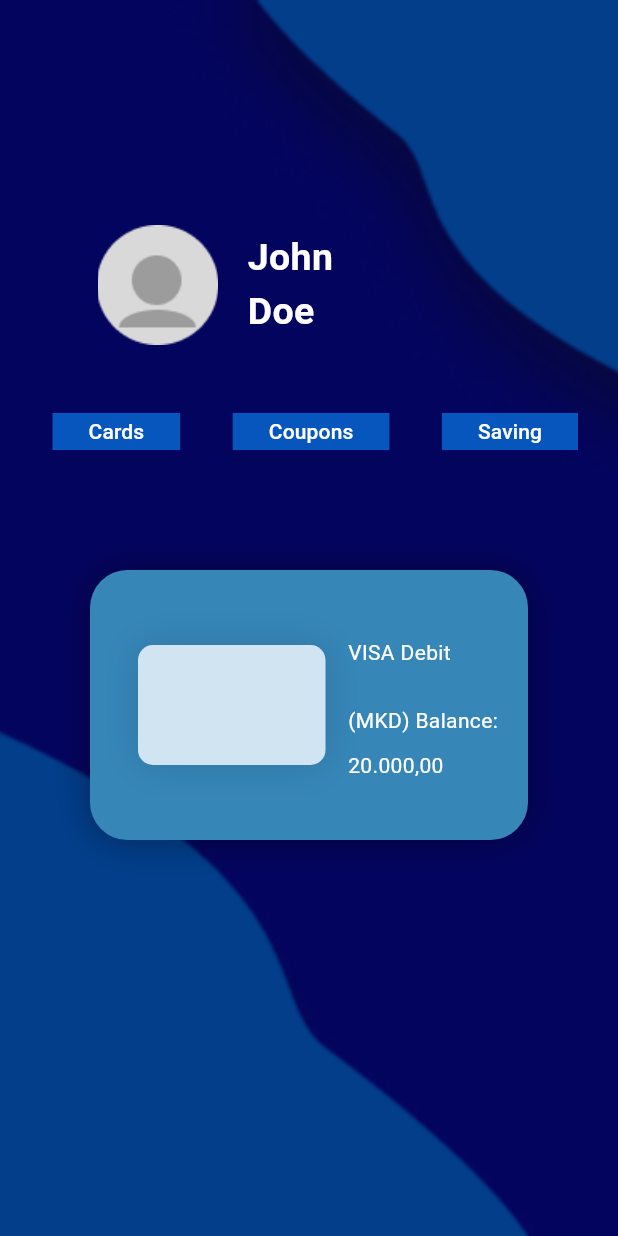
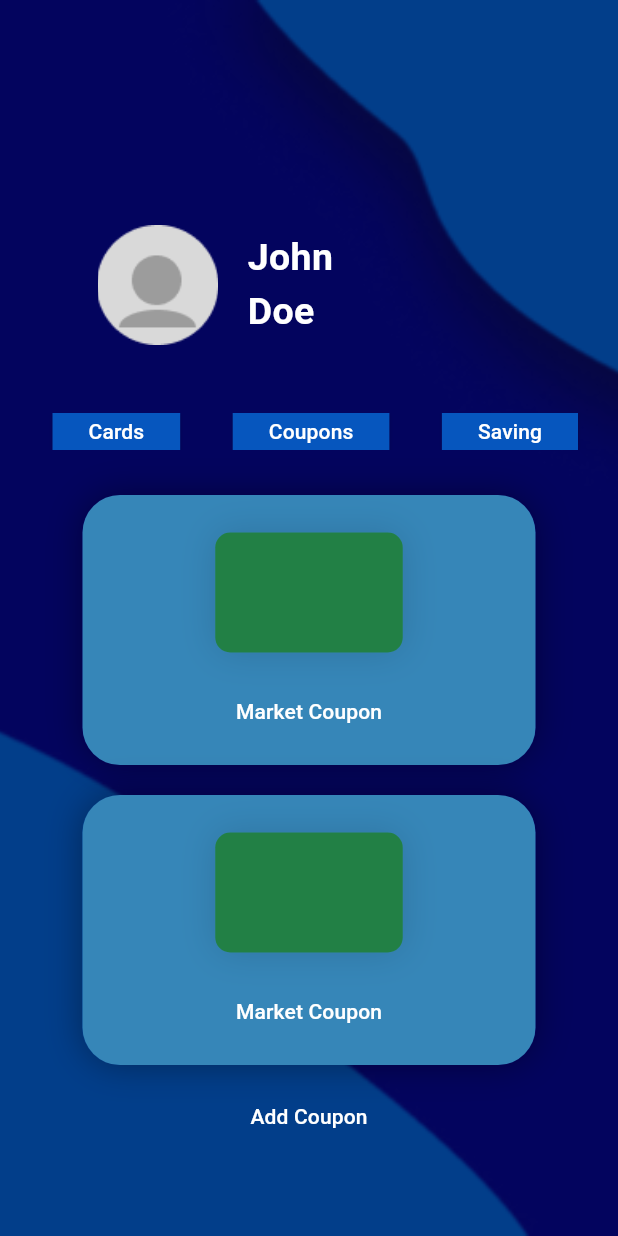
Before and after one commit to jovanoski05/banking4students, a Flutter app: the Main screen opened directly, after a tap on "Coupons", on a phone screen of 412 x 824 dp. Run offline on Flutter 3.47's test engine with Material 3 defaults, Android fonts, the phone set to English and light mode, and no system bars.

Commit message:
Design all coupons page, create page for individual coupon (to be designed)

```diff
--- a/flutter-application/banking4students/lib/main.dart
+++ b/flutter-application/banking4students/lib/main.dart
@@ -414,56 +414,11 @@ class Main extends StatelessWidget {
               children: [
                 SizedBox(height: 150,),
                 Center(),
-
-
-                Padding(
-                  padding: EdgeInsets.symmetric(horizontal: 65.0),
-                  child: Row(children: [
-                    SizedBox(
-                      width: 80,
-                      height: 80,
-                      child: DecoratedBox(
-                      decoration: BoxDecoration(
-                        image: DecorationImage(image: AssetImage("assets/images/profile_pic.png"), fit: BoxFit.cover),
-                      ),
-                    ),
-                    ),
-
-                    SizedBox(width: 20,),
-
-                    Text('John \nDoe', style: TextStyle(
-                      fontWeight: FontWeight.bold,
-                      fontSize: 25.0,
-                    ),),
-
-                  ],),
-
-
-                ),
+                Header(),
 
                 SizedBox(height: 25,),
 
-                Container(
-                  margin: EdgeInsets.symmetric(vertical: 20),
-                  height: 25,
-                  child: ListView(
-                    // This next line does the trick.
-                    scrollDirection: Axis.horizontal,
-                    children: <Widget>[
-                      SizedBox(width: 35,),
-                      ElevatedButton(onPressed: () {}, style: ElevatedButton.styleFrom(shape: RoundedRectangleBorder(borderRadius: BorderRadius.zero), foregroundColor: Colors.white, backgroundColor: Color.fromRGBO(6, 86, 190, 1)), child: Text('Cards'),),
-                      SizedBox(width: 35,),
-                      ElevatedButton(onPressed: () {},  style: ElevatedButton.styleFrom(shape: RoundedRectangleBorder(borderRadius: BorderRadius.zero), foregroundColor: Colors.white, backgroundColor: Color.fromRGBO(6, 86, 190, 1)), child: Text('Coupons'),),
-                      SizedBox(width: 35,),
-                      ElevatedButton(onPressed: () {}, style: ElevatedButton.styleFrom(shape: RoundedRectangleBorder(borderRadius: BorderRadius.zero), foregroundColor: Colors.white, backgroundColor: Color.fromRGBO(6, 86, 190, 1)), child: Text('Saving'),),
-                      SizedBox(width: 35,),
-                      ElevatedButton(onPressed: () {},  style: ElevatedButton.styleFrom(shape: RoundedRectangleBorder(borderRadius: BorderRadius.zero), foregroundColor: Colors.white, backgroundColor: Color.fromRGBO(6, 86, 190, 1)), child: Text('Investments'),),
-                      SizedBox(width: 35,),
-                      ElevatedButton(onPressed: () {}, style: ElevatedButton.styleFrom(shape: RoundedRectangleBorder(borderRadius: BorderRadius.zero), foregroundColor: Colors.white, backgroundColor: Color.fromRGBO(6, 86, 190, 1)), child: Text('Converter'),),
-                      SizedBox(width: 35,),
-                    ],
-                  ),
-                ),
+                Menu(),
 
                 Center(
                   child: Padding(padding: EdgeInsets.all(60.0),
@@ -516,3 +471,206 @@ class Main extends StatelessWidget {
     );
   }
 }
+
+// Coupons
+
+class Coupons extends StatelessWidget {
+  const Coupons({super.key});
+
+  @override
+  Widget build(BuildContext context) {
+    return Scaffold(
+
+
+      backgroundColor: Color.fromARGB(255, 0, 149, 199),
+
+        body: DecoratedBox(
+            decoration: BoxDecoration(
+              image: DecorationImage(image: AssetImage("assets/images/main.png"), fit: BoxFit.cover),
+            ),
+
+            child: ListView(
+
+              children: [
+                SizedBox(height: 150,),
+                Center(),
+
+
+                Header(),
+
+                SizedBox(height: 25,),
+
+                Menu(),
+
+                Coupon(),
+                Coupon(),
+                Padding(
+                  padding: EdgeInsets.symmetric(horizontal: 50),
+                  child: TextButton(
+                        onPressed: () {},
+                        child: Text("Add Coupon", style: TextStyle(color: Colors.white),),
+                      ),
+                ),
+
+
+              ],
+            ),
+        ),
+    );
+  }
+}
+
+class ViewCoupon extends StatelessWidget {
+  const ViewCoupon({super.key});
+
+  @override
+  Widget build(BuildContext context) {
+    return Scaffold(
+
+
+      backgroundColor: Color.fromARGB(255, 0, 149, 199),
+
+      appBar: AppBar(
+        title: Text("Coupon"),
+        backgroundColor: const Color.fromARGB(255, 0, 149, 199),
+        centerTitle: true,
+        titleTextStyle: TextStyle(
+          fontWeight: FontWeight.bold,
+          fontSize: 25.0
+        ),
+      ),
+
+        body: DecoratedBox(
+            decoration: BoxDecoration(
+              image: DecorationImage(image: AssetImage("assets/images/main.png"), fit: BoxFit.cover),
+            ),
+
+            child: ListView(
+
+              children: [
+
+              ],
+            ),
+        ),
+    );
+  }
+}
+
+
+//Components
+class Header extends StatelessWidget {
+  const Header({super.key});
+
+  @override
+  Widget build(BuildContext context) {
+    return Padding(
+            padding: EdgeInsets.symmetric(horizontal: 65.0),
+            child: Row(children: [
+              SizedBox(
+                width: 80,
+                height: 80,
+                child: DecoratedBox(
+                decoration: BoxDecoration(
+                  image: DecorationImage(image: AssetImage("assets/images/profile_pic.png"), fit: BoxFit.cover),
+                ),
+              ),
+              ),
+
+              SizedBox(width: 20,),
+
+              Text('John \nDoe', style: TextStyle(
+                fontWeight: FontWeight.bold,
+                fontSize: 25.0,
+              ),),
+
+            ],),
+
+
+          );
+  }
+}
+
+class Menu extends StatelessWidget {
+  const Menu({super.key});
+
+  @override
+  Widget build(BuildContext context) {
+    return Container(
+            margin: EdgeInsets.symmetric(vertical: 20),
+            height: 25,
+            child: ListView(
+              // This next line does the trick.
+              scrollDirection: Axis.horizontal,
+              children: <Widget>[
+                SizedBox(width: 35,),
+                ElevatedButton(onPressed: () {Navigator.push(
+                        context,
+                        MaterialPageRoute(builder: (context) => const Main()),
+                      );
+                    }, style: ElevatedButton.styleFrom(shape: RoundedRectangleBorder(borderRadius: BorderRadius.zero), foregroundColor: Colors.white, backgroundColor: Color.fromRGBO(6, 86, 190, 1)), child: Text('Cards'),),
+                SizedBox(width: 35,),
+                ElevatedButton(onPressed: () {Navigator.push(
+                      context,
+                      MaterialPageRoute(builder: (context) => const Coupons()),
+                    );},  style: ElevatedButton.styleFrom(shape: RoundedRectangleBorder(borderRadius: BorderRadius.zero), foregroundColor: Colors.white, backgroundColor: Color.fromRGBO(6, 86, 190, 1)), child: Text('Coupons'),),
+                SizedBox(width: 35,),
+                ElevatedButton(onPressed: () {}, style: ElevatedButton.styleFrom(shape: RoundedRectangleBorder(borderRadius: BorderRadius.zero), foregroundColor: Colors.white, backgroundColor: Color.fromRGBO(6, 86, 190, 1)), child: Text('Saving'),),
+                SizedBox(width: 35,),
+                ElevatedButton(onPressed: () {},  style: ElevatedButton.styleFrom(shape: RoundedRectangleBorder(borderRadius: BorderRadius.zero), foregroundColor: Colors.white, backgroundColor: Color.fromRGBO(6, 86, 190, 1)), child: Text('Investments'),),
+                SizedBox(width: 35,),
+                ElevatedButton(onPressed: () {}, style: ElevatedButton.styleFrom(shape: RoundedRectangleBorder(borderRadius: BorderRadius.zero), foregroundColor: Colors.white, backgroundColor: Color.fromRGBO(6, 86, 190, 1)), child: Text('Converter'),),
+                SizedBox(width: 35,),
+              ],
+            ),
+          );
+  }
+}
+
+class Coupon extends StatelessWidget {
+  const Coupon({super.key});
+
+  @override
+  Widget build(BuildContext context) {
+    return Center(
+          child: Padding(padding: EdgeInsets.symmetric(vertical: 10.0, horizontal: 55.0),
+              child: SizedBox(
+                width: 450,
+                height: 180,
+                child: DecoratedBox(decoration: BoxDecoration(
+                    color: Color.fromRGBO(54, 134, 184, 1),
+                    borderRadius: BorderRadius.circular(25.0),
+                    boxShadow: <BoxShadow>[BoxShadow(color: const Color.fromARGB(91, 0, 0, 0), blurRadius: 20.0, blurStyle: BlurStyle.outer)],
+                  ),
+                child: Column(
+                  children: [
+                    SizedBox(height: 25,),
+                    SizedBox(
+                      width: 125,
+                      height: 80,
+                      child: DecoratedBox(decoration: BoxDecoration(
+                          color: Color.fromRGBO(34, 128, 69, 1),
+                          borderRadius: BorderRadius.circular(10.0),
+                          boxShadow: <BoxShadow>[BoxShadow(color: const Color.fromARGB(33, 0, 0, 0), blurRadius: 20.0, blurStyle: BlurStyle.outer)],
+                        ),
+                        ),
+                    ),
+
+                    SizedBox(height: 15,),
+                    TextButton(onPressed: () {
+                      Navigator.push(
+                        context,
+                        MaterialPageRoute(builder: (context) => const ViewCoupon()),
+                      );
+                    }, child: Text('Market Coupon', style: TextStyle(color: Colors.white),)),
+
+
+
+                  ],
+                ),
+                ),
+              ),
+            )
+
+        );
+  }
+}
```
